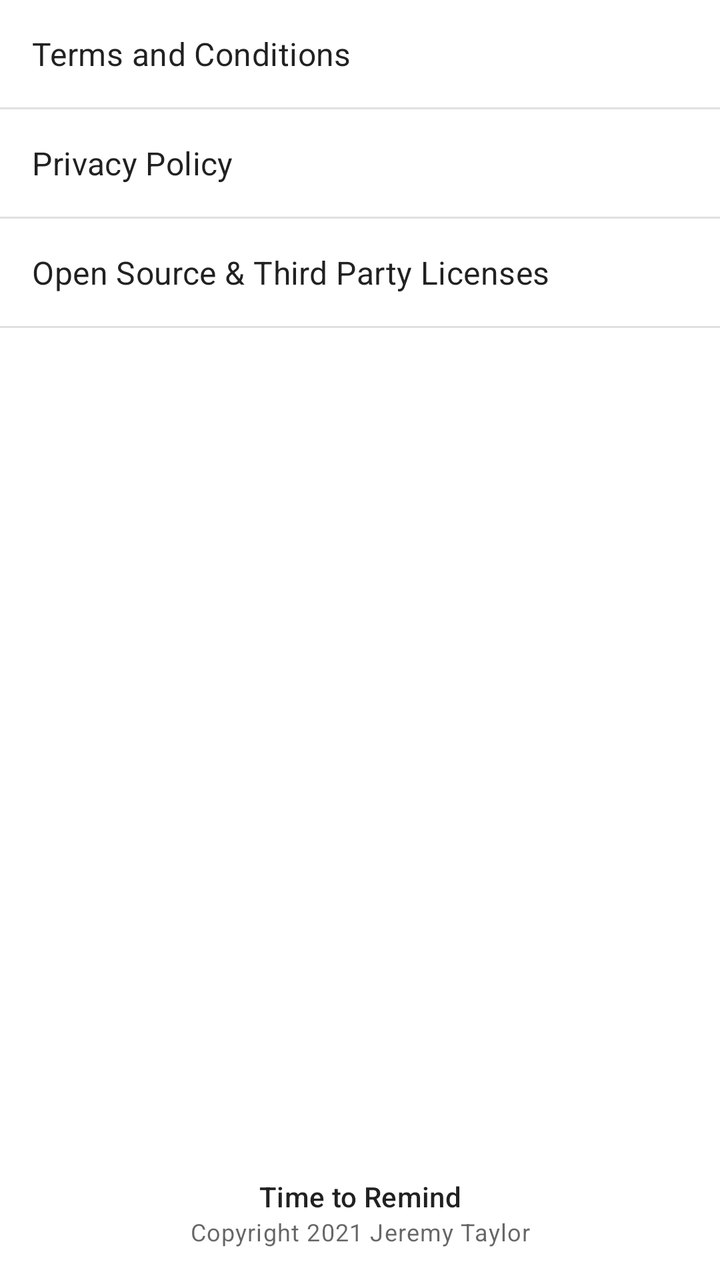
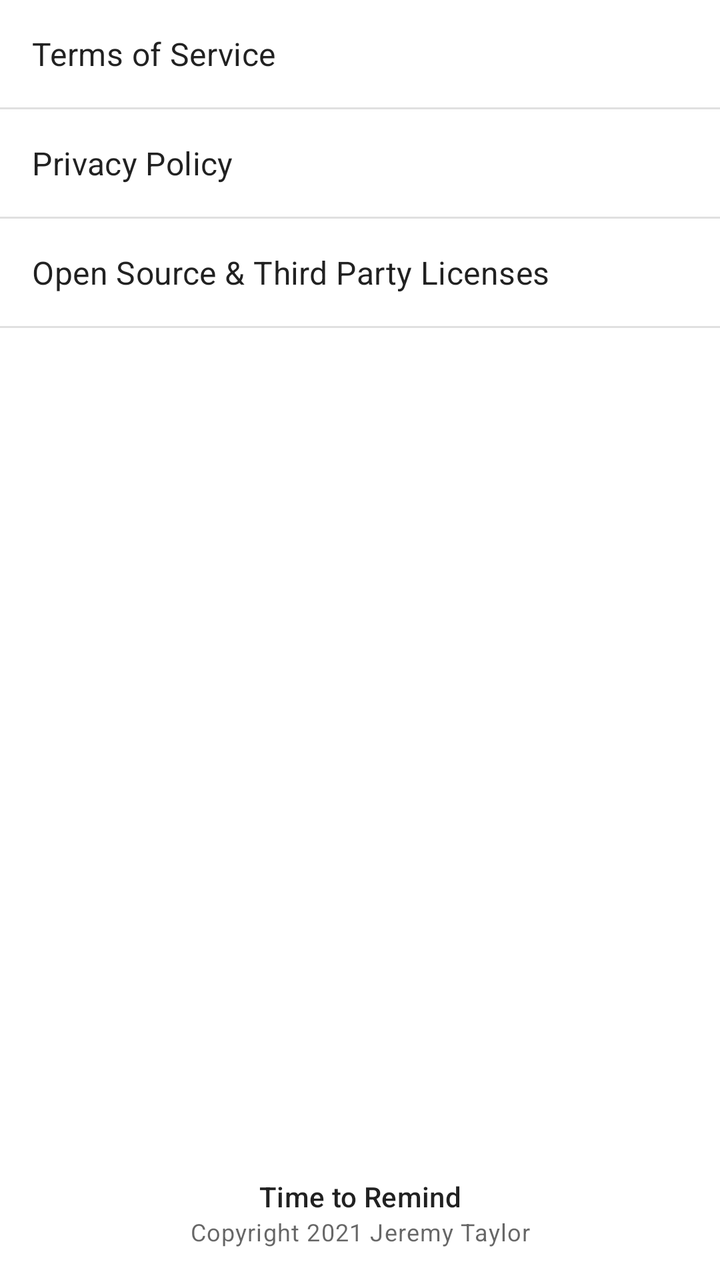

Before-and-after screenshots of an Android layout around one commit, followed by the original layout XML and the change that was made.
<!-- AndroidManifest.xml: application theme Theme.ReminderApp -->
<!-- res/layout/fragment_legal.xml -->
<?xml version="1.0" encoding="utf-8"?>
<androidx.constraintlayout.widget.ConstraintLayout xmlns:android="http://schemas.android.com/apk/res/android"
    xmlns:app="http://schemas.android.com/apk/res-auto"
    xmlns:tools="http://schemas.android.com/tools"
    android:layout_width="match_parent"
    android:layout_height="match_parent">

    <androidx.core.widget.NestedScrollView
        android:id="@+id/scrollView_legal"
        android:layout_width="match_parent"
        android:layout_height="0dp"
        app:layout_constraintBottom_toTopOf="@id/layout_legal_copyright"
        app:layout_constraintEnd_toEndOf="parent"
        app:layout_constraintStart_toStartOf="parent"
        app:layout_constraintTop_toTopOf="parent">

        <androidx.constraintlayout.widget.ConstraintLayout
            android:layout_width="match_parent"
            android:layout_height="wrap_content">

            <View
                android:id="@+id/divider_legal1"
                android:layout_width="0dp"
                android:layout_height="1dp"
                android:background="?android:attr/listDivider"
                app:layout_constraintEnd_toEndOf="parent"
                app:layout_constraintStart_toStartOf="parent"
                app:layout_constraintTop_toBottomOf="@+id/layout_legal_terms" />

            <LinearLayout
                android:id="@+id/layout_legal_terms"
                android:layout_width="match_parent"
                android:layout_height="wrap_content"
                android:background="?android:attr/selectableItemBackground"
                android:clickable="true"
                android:focusable="true"
                android:orientation="vertical"
                android:paddingHorizontal="16dp"
                android:paddingVertical="16dp"
                app:layout_constraintEnd_toEndOf="parent"
                app:layout_constraintStart_toStartOf="parent"
                app:layout_constraintTop_toTopOf="parent">

                <TextView
                    android:id="@+id/text_legal_terms"
                    style="@style/TextAppearance.MaterialComponents.Subtitle1"
                    android:layout_width="match_parent"
                    android:layout_height="wrap_content"
                    android:text="@string/terms_and_conditions" />

            </LinearLayout>

            <View
                android:id="@+id/divider_legal2"
                android:layout_width="0dp"
                android:layout_height="1dp"
                android:background="?android:attr/listDivider"
                app:layout_constraintEnd_toEndOf="parent"
                app:layout_constraintStart_toStartOf="parent"
                app:layout_constraintTop_toBottomOf="@+id/layout_legal_privacy" />

            <LinearLayout
                android:id="@+id/layout_legal_privacy"
                android:layout_width="match_parent"
                android:layout_height="wrap_content"
                android:background="?android:attr/selectableItemBackground"
                android:clickable="true"
                android:focusable="true"
                android:orientation="vertical"
                android:paddingHorizontal="16dp"
                android:paddingVertical="16dp"
                app:layout_constraintEnd_toEndOf="parent"
                app:layout_constraintStart_toStartOf="parent"
                app:layout_constraintTop_toBottomOf="@id/divider_legal1">

                <TextView
                    android:id="@+id/text_legal_privacy"
                    style="@style/TextAppearance.MaterialComponents.Subtitle1"
                    android:layout_width="match_parent"
                    android:layout_height="wrap_content"
                    android:text="@string/privacy_policy" />

            </LinearLayout>

            <View
                android:id="@+id/divider_legal3"
                android:layout_width="0dp"
                android:layout_height="1dp"
                android:background="?android:attr/listDivider"
                app:layout_constraintEnd_toEndOf="parent"
                app:layout_constraintStart_toStartOf="parent"
                app:layout_constraintTop_toBottomOf="@+id/layout_legal_licenses" />

            <LinearLayout
                android:id="@+id/layout_legal_licenses"
                android:layout_width="match_parent"
                android:layout_height="wrap_content"
                android:background="?android:attr/selectableItemBackground"
                android:clickable="true"
                android:focusable="true"
                android:orientation="vertical"
                android:paddingHorizontal="16dp"
                android:paddingVertical="16dp"
                app:layout_constraintEnd_toEndOf="parent"
                app:layout_constraintStart_toStartOf="parent"
                app:layout_constraintTop_toBottomOf="@id/divider_legal2">

                <TextView
                    android:id="@+id/text_legal_licenses"
                    style="@style/TextAppearance.MaterialComponents.Subtitle1"
                    android:layout_width="match_parent"
                    android:layout_height="wrap_content"
                    android:text="@string/software_licenses" />

            </LinearLayout>

        </androidx.constraintlayout.widget.ConstraintLayout>
    </androidx.core.widget.NestedScrollView>

    <LinearLayout
        android:id="@+id/layout_legal_copyright"
        android:layout_width="match_parent"
        android:layout_height="wrap_content"
        android:background="?android:attr/selectableItemBackground"
        android:clickable="true"
        android:focusable="true"
        android:orientation="vertical"
        android:paddingHorizontal="16dp"
        android:paddingVertical="16dp"
        app:layout_constraintBottom_toBottomOf="parent"
        app:layout_constraintEnd_toEndOf="parent"
        app:layout_constraintStart_toStartOf="parent"
        app:layout_constraintTop_toBottomOf="@id/scrollView_legal">

        <TextView
            android:id="@+id/text_legal_copyright"
            style="@style/TextAppearance.MaterialComponents.Subtitle2"
            android:layout_width="match_parent"
            android:layout_height="wrap_content"
            android:gravity="center"
            android:text="@string/app_name" />

        <TextView
            android:id="@+id/text_legal_copyright_caption"
            style="@style/TextAppearance.MaterialComponents.Caption"
            android:layout_width="match_parent"
            android:layout_height="wrap_content"
            android:gravity="center"
            android:text="@string/copyright_notice" />

    </LinearLayout>
</androidx.constraintlayout.widget.ConstraintLayout>
<!-- resources referenced by this layout -->
<resources>
  <string name="app_name">Time to Remind</string>
  <string name="copyright_notice">Copyright 2021 Jeremy Taylor</string>
  <string name="privacy_policy">Privacy Policy</string>
  <string name="software_licenses">Open Source &amp; Third Party Licenses</string>
  <string name="terms_and_conditions">Terms and Conditions</string>
  <style name="Theme.ReminderApp" parent="Theme.MaterialComponents.DayNight.NoActionBar">
          
          <item name="colorPrimary">@color/color_primary</item>
          <item name="colorPrimaryVariant">@color/color_primary_variant</item>
          <item name="colorOnPrimary">@color/color_on_primary</item>
          
          <item name="colorSecondary">@color/color_secondary</item>
          <item name="colorSecondaryVariant">@color/color_secondary_variant</item>
          <item name="colorOnSecondary">@color/black</item>
          
          <item name="android:statusBarColor" tools:targetApi="l">?attr/colorPrimaryVariant</item>
          
      </style>
  <color name="color_primary">@color/primaryColor</color>
  <color name="color_primary_variant">@color/primaryDarkColor</color>
  <color name="color_on_primary">@color/primaryTextColor</color>
  <color name="color_secondary">@color/secondaryColor</color>
  <color name="color_secondary_variant">@color/secondaryLightColor</color>
  <color name="black">#FF000000</color>
  <color name="primaryColor">#283593</color>
  <color name="primaryDarkColor">#001064</color>
  <color name="primaryTextColor">#ffffff</color>
  <color name="secondaryColor">#40c4ff</color>
  <color name="secondaryLightColor">#82f7ff</color>
</resources>

<!-- the commit's change to res/layout/fragment_legal.xml (unified diff, before → after) -->
@@ -46,7 +46,7 @@
                     style="@style/TextAppearance.MaterialComponents.Subtitle1"
                     android:layout_width="match_parent"
                     android:layout_height="wrap_content"
-                    android:text="@string/terms_and_conditions" />
+                    android:text="@string/terms_of_service" />
 
             </LinearLayout>
 
<!-- resource entries referenced after the edit -->
@@ -4,7 +4,7 @@
   <string name="copyright_notice">Copyright 2021 Jeremy Taylor</string>
   <string name="privacy_policy">Privacy Policy</string>
   <string name="software_licenses">Open Source &amp; Third Party Licenses</string>
-  <string name="terms_and_conditions">Terms and Conditions</string>
+  <string name="terms_of_service">Terms of Service</string>
   <style name="Theme.ReminderApp" parent="Theme.MaterialComponents.DayNight.NoActionBar">
           
           <item name="colorPrimary">@color/color_primary</item>
